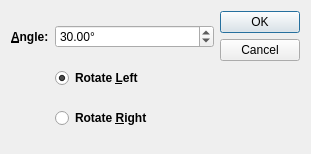
Old version of the form FalconBoard/rotateinput.ui in the repository solyoma/FalconBoard.
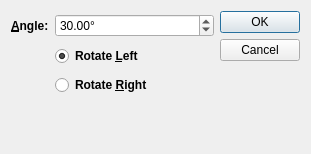
New version of the form.

Commit message:
added save and load grid state added rotation to any angle Help dialog change
bugfix: rotation
bugfix: save name with changed tab marker
BUG:viewer doen't work
BUG:Load and Save
BUG:translation

```diff
--- a/FalconBoard/rotateinput.ui
+++ b/FalconBoard/rotateinput.ui
@@ -135,6 +135,19 @@
      </item>
     </layout>
    </item>
+   <item>
+    <spacer name="verticalSpacer">
+     <property name="orientation">
+      <enum>Qt::Vertical</enum>
+     </property>
+     <property name="sizeHint" stdset="0">
+      <size>
+       <width>20</width>
+       <height>40</height>
+      </size>
+     </property>
+    </spacer>
+   </item>
   </layout>
  </widget>
  <resources/>
```
The commit also changes 7 other files.
